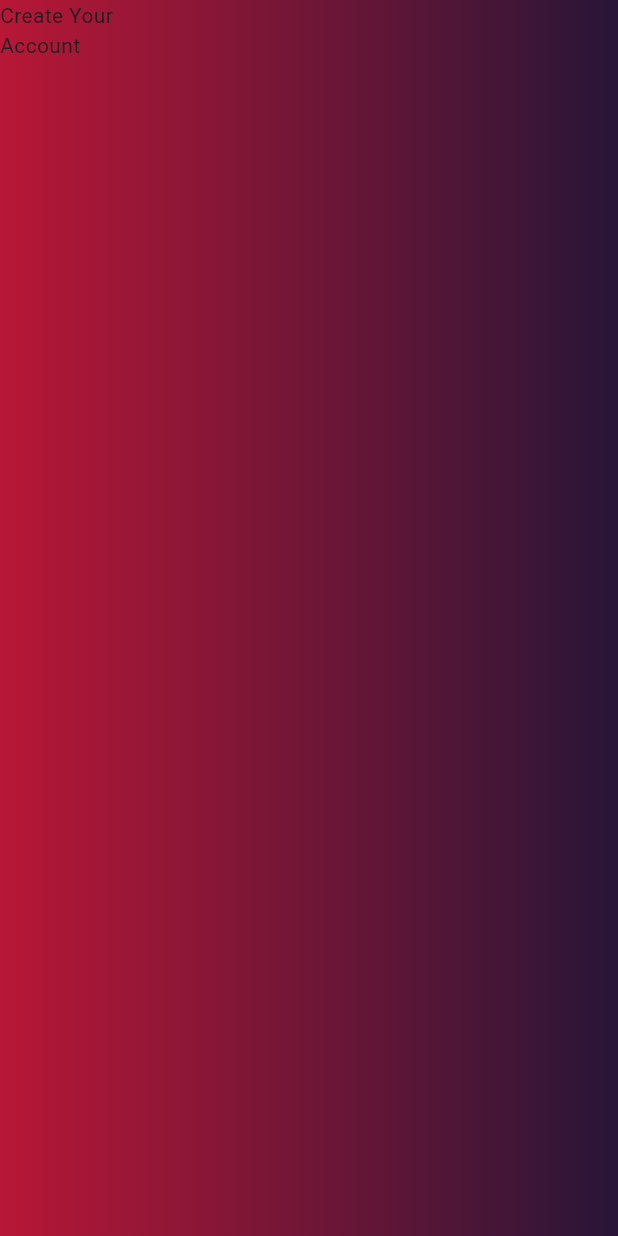
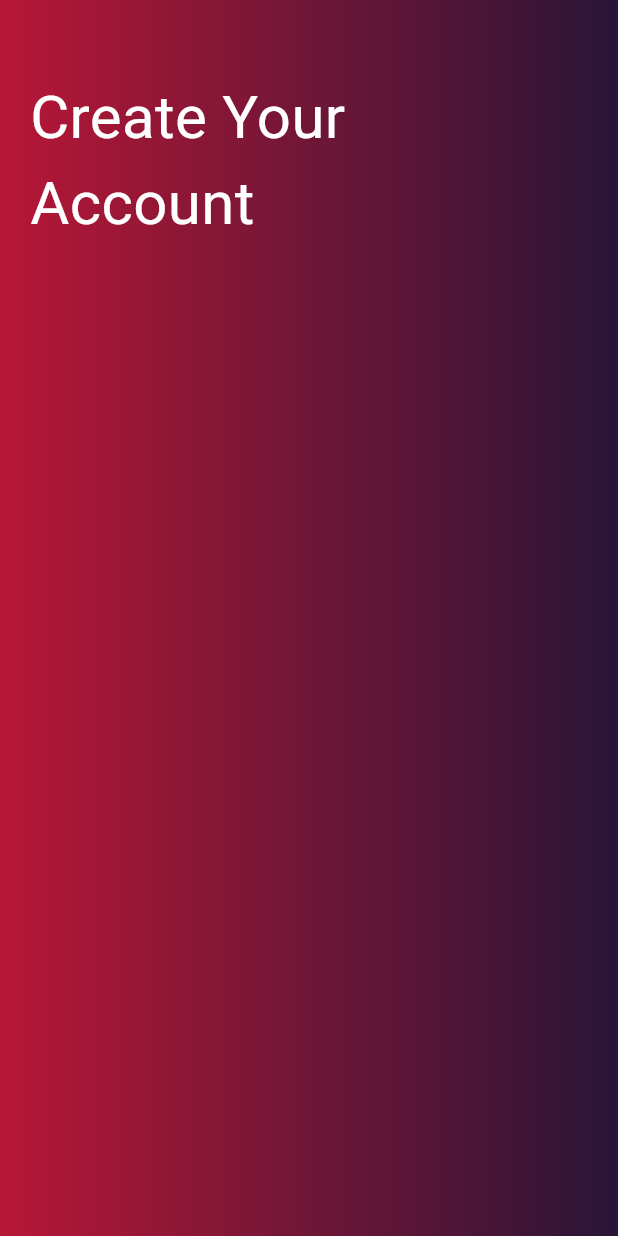
Before and after one commit to RichFlair/login_sign_up_screen, a Flutter app: the RegistrationScreen screen opened directly, on a phone screen of 412 x 824 dp. Run offline on Flutter 3.47's test engine with Material 3 defaults, Android fonts, the phone set to English and light mode, and no system bars.

Commit message:
creating a stack

```diff
--- a/lib/registration_screen.dart
+++ b/lib/registration_screen.dart
@@ -6,7 +6,9 @@ class RegistrationScreen extends StatelessWidget {
   @override
   Widget build(BuildContext context) {
     return Scaffold(
-      body: Container(
+      body: Stack(
+        children: [
+          Container(
             width: double.infinity,
             height: double.infinity,
             decoration: const BoxDecoration(
@@ -17,7 +19,18 @@ class RegistrationScreen extends StatelessWidget {
                 ],
               ),
             ),
-        child: const Text('Create Your\nAccount'),
+            child: const Padding(
+              padding: EdgeInsets.only(top: 50, left: 20),
+              child: Text(
+                'Create Your\nAccount',
+                style: TextStyle(
+                  color: Colors.white,
+                  fontSize: 40,
+                ),
+              ),
+            ),
+          ),
+        ],
       ),
     );
   }
```
Lines whose indentation alone changed are shown as unchanged.
